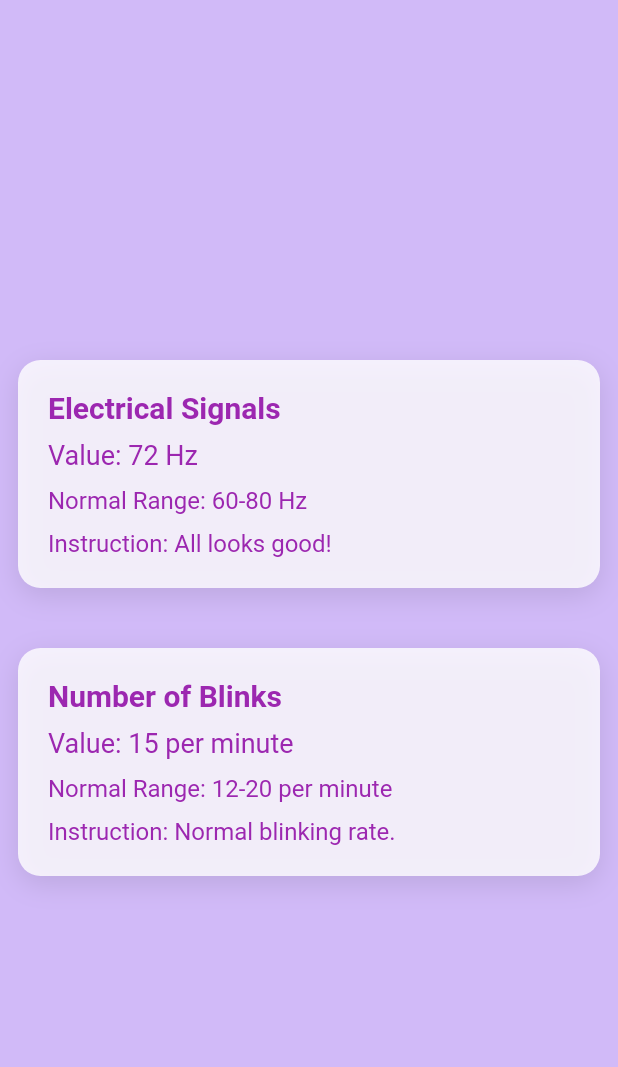
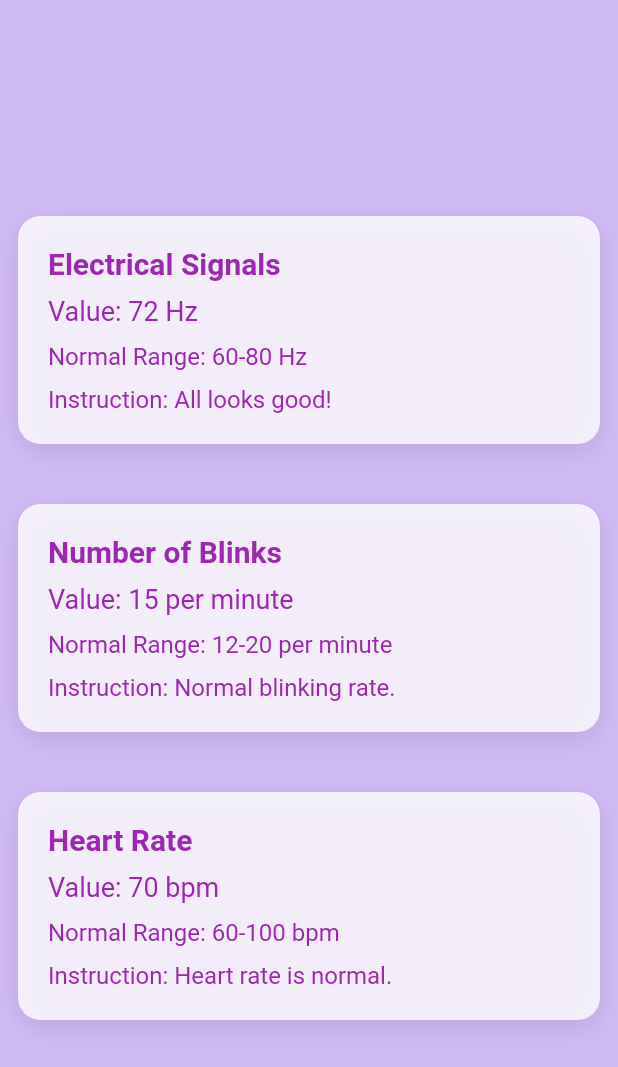
Before and after one commit to mohamed-ma1703976/iepilepsy, a Flutter app: the UpdatesPage screen opened directly, on a phone screen of 412 x 824 dp. Shown: the top 1067 px of the screen. Run offline on Flutter 3.47's test engine with Material 2 defaults, Android fonts, the phone set to English and light mode, and no system bars; our stand-ins replace clay_containers, cloud_firestore, curved_navigation_bar, eva_icons_flutter, firebase_auth, firebase_core and 2 more; accounts and stored records are empty.

Commit message:
add heart rate

```diff
--- a/lib/Screens/UpdatesPage.dart
+++ b/lib/Screens/UpdatesPage.dart
@@ -20,9 +20,14 @@ class _UpdatesPageState extends State<UpdatesPage> {
       'normalRange': '12-20 per minute',
       'instruction': 'Normal blinking rate.',
     },
+    {
+      'title': 'Heart Rate',
+      'value': '70 bpm', // Example value
+      'normalRange': '60-100 bpm', // Example normal range
+      'instruction': 'Heart rate is normal.', // Example instruction
+    },
     // ... other readings can be added here
   ];
-
   @override
   Widget build(BuildContext context) {
     return Scaffold(
@@ -42,7 +47,7 @@ class _UpdatesPageState extends State<UpdatesPage> {
                       child: widget,
                     ),
                   ),
-                  children: readings.take(2).map((reading) {
+                  children: readings.take(3).map((reading) {
                     return Container(
                       width: double.infinity,
                       margin: EdgeInsets.symmetric(vertical: 20),
--- a/lib/Screens/updated_home_page.dart
+++ b/lib/Screens/updated_home_page.dart
@@ -236,6 +236,10 @@ class CurrentReadingsBox extends StatelessWidget {
       'title': 'Number of Blinks',
       'value': '15 per minute',
     },
+    {
+      'title': 'Heart Rate',
+      'value': '70 bpm',
+    },
   ];
 
   @override
```
